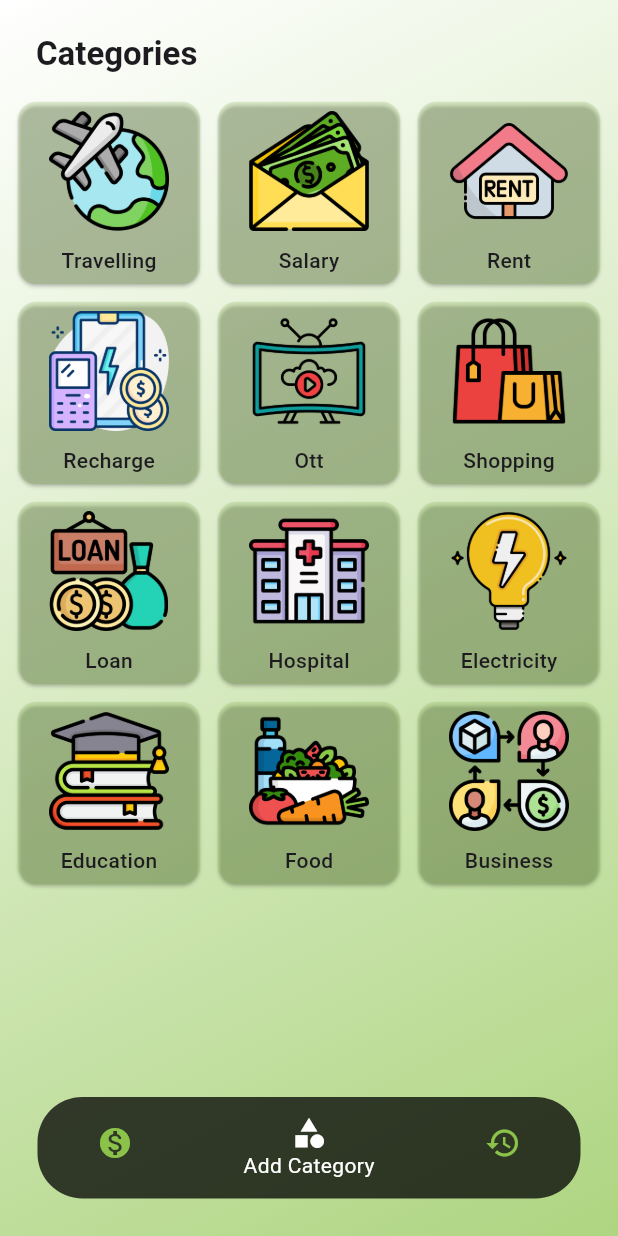
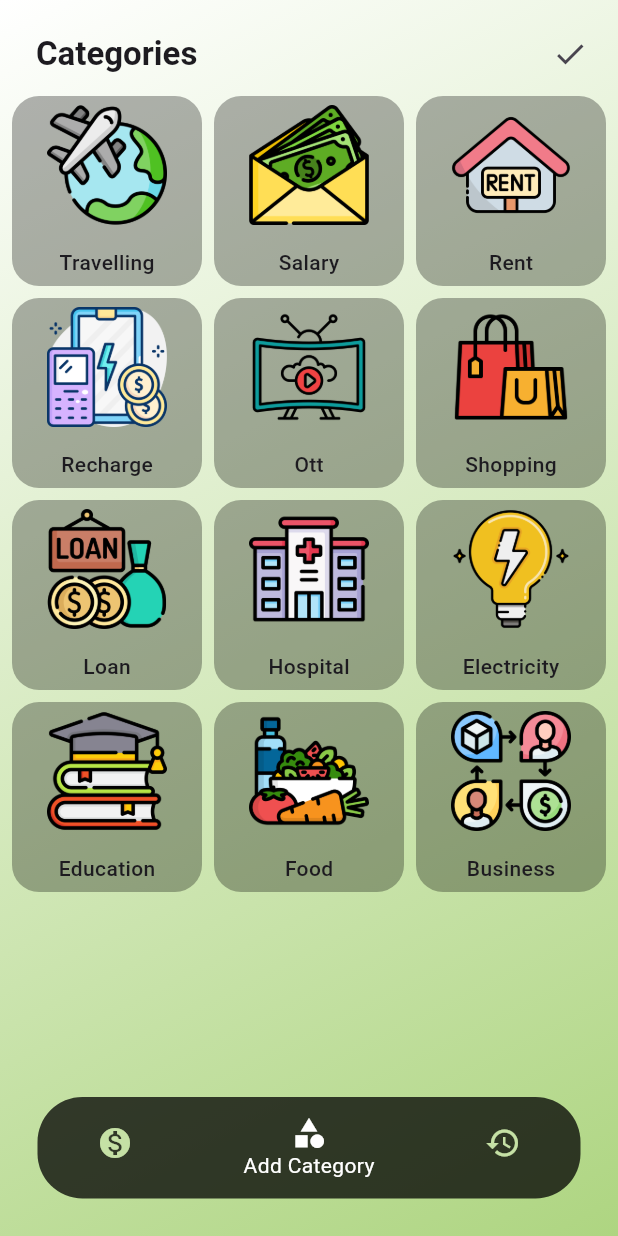
Before and after one commit to vrajGodhani24/budget-tracker, a Flutter app: the screen it shows after launch, on a phone screen of 412 x 824 dp. Run offline on Flutter 3.47's test engine with Material 3 defaults, Android fonts, the phone set to English and light mode, and no system bars; our stand-ins replace get, sqflite; accounts and stored records are empty.

Commit message:
22/02/24 First Upoad

```diff
--- a/lib/main.dart
+++ b/lib/main.dart
@@ -1,4 +1,4 @@
-import 'package:expence_tracker/module/views/homepage/homepage.dart';
+import 'package:expence_tracker/module/views/homepage/screens/homepage.dart';
 import 'package:expence_tracker/module/views/splash/screens/splashscreen.dart';
 import 'package:flutter/material.dart';
 import 'package:get/get.dart';
--- /dev/null
+++ b/lib/module/helper/database_helper.dart
@@ -0,0 +1,27 @@
+import 'package:path/path.dart';
+import 'package:sqflite/sqflite.dart';
+
+class DBHelper {
+  DBHelper._();
+
+  static final DBHelper dbHelper = DBHelper._();
+
+  String tableName = "category";
+  Database? db;
+
+  initDB() async {
+    String path = await getDatabasesPath();
+    String databasePath = join(path, 'budget_tracker.db');
+
+    db = await openDatabase(
+      databasePath,
+      version: 1,
+      onCreate: (Database db, int version) async {
+        String sql =
+            "CREATE TABLE IF NOT EXISTS $tableName(catId INTEGER PRIMARY KEY AUTOINCREMENT, catName TEXT, catImg BLOB)";
+
+        await db.execute(sql);
+      },
+    );
+  }
+}
--- a/lib/module/utils/category.dart
+++ /dev/null
@@ -1,62 +0,0 @@
-List<Map<String, dynamic>> allCategory = [
-  {
-    'categoryId': 1,
-    'categoryName': 'Travelling',
-    'categoryImage': 'asset/icon/travelling.png',
-  },
-  {
-    'categoryId': 2,
-    'categoryName': 'Salary',
-    'categoryImage': 'asset/icon/salary.png',
-  },
-  {
-    'categoryId': 3,
-    'categoryName': 'Rent',
-    'categoryImage': 'asset/icon/rent.png',
-  },
-  {
-    'categoryId': 4,
-    'categoryName': 'Recharge',
-    'categoryImage': 'asset/icon/recharge.png',
-  },
-  {
-    'categoryId': 5,
-    'categoryName': 'Ott',
-    'categoryImage': 'asset/icon/ott.png',
-  },
-  {
-    'categoryId': 6,
-    'categoryName': 'Shopping',
-    'categoryImage': 'asset/icon/online-shopping.png',
-  },
-  {
-    'categoryId': 7,
-    'categoryName': 'Loan',
-    'categoryImage': 'asset/icon/loan.png',
-  },
-  {
-    'categoryId': 8,
-    'categoryName': 'Hospital',
-    'categoryImage': 'asset/icon/hospital.png',
-  },
-  {
-    'categoryId': 9,
-    'categoryName': 'Electricity',
-    'categoryImage': 'asset/icon/electrical-energy.png',
-  },
-  {
-    'categoryId': 10,
-    'categoryName': 'Education',
-    'categoryImage': 'asset/icon/education.png',
-  },
-  {
-    'categoryId': 11,
-    'categoryName': 'Food',
-    'categoryImage': 'asset/icon/diet.png',
-  },
-  {
-    'categoryId': 12,
-    'categoryName': 'Business',
-    'categoryImage': 'asset/icon/business-model.png',
-  },
-];
--- /dev/null
+++ b/lib/module/views/homepage/controller/homepage_controller.dart
@@ -0,0 +1,89 @@
+import 'package:get/get.dart';
+
+class HomePageController extends GetxController {
+  RxInt currentPage = 1.obs;
+
+  List<Map<String, dynamic>> allCategory = [
+    {
+      'categoryId': 1,
+      'categoryName': 'Travelling',
+      'categoryImage': 'asset/icon/travelling.png',
+      'isSelect': false,
+    },
+    {
+      'categoryId': 2,
+      'categoryName': 'Salary',
+      'categoryImage': 'asset/icon/salary.png',
+      'isSelect': false,
+    },
+    {
+      'categoryId': 3,
+      'categoryName': 'Rent',
+      'categoryImage': 'asset/icon/rent.png',
+      'isSelect': false,
+    },
+    {
+      'categoryId': 4,
+      'categoryName': 'Recharge',
+      'categoryImage': 'asset/icon/recharge.png',
+      'isSelect': false,
+    },
+    {
+      'categoryId': 5,
+      'categoryName': 'Ott',
+      'categoryImage': 'asset/icon/ott.png',
+      'isSelect': false,
+    },
+    {
+      'categoryId': 6,
+      'categoryName': 'Shopping',
+      'categoryImage': 'asset/icon/online-shopping.png',
+      'isSelect': false,
+    },
+    {
+      'categoryId': 7,
+      'categoryName': 'Loan',
+      'categoryImage': 'asset/icon/loan.png',
+      'isSelect': false,
+    },
+    {
+      'categoryId': 8,
+      'categoryName': 'Hospital',
+      'categoryImage': 'asset/icon/hospital.png',
+      'isSelect': false,
+    },
+    {
+      'categoryId': 9,
+      'categoryName': 'Electricity',
+      'categoryImage': 'asset/icon/electrical-energy.png',
+      'isSelect': false,
+    },
+    {
+      'categoryId': 10,
+      'categoryName': 'Education',
+      'categoryImage': 'asset/icon/education.png',
+      'isSelect': false,
+    },
+    {
+      'categoryId': 11,
+      'categoryName': 'Food',
+      'categoryImage': 'asset/icon/diet.png',
+      'isSelect': false,
+    },
+    {
+      'categoryId': 12,
+      'categoryName': 'Business',
+      'categoryImage': 'asset/icon/business-model.png',
+      'isSelect': false,
+    },
+  ];
+
+  void changePage(int val) {
+    currentPage.value = val;
+  }
+
+  void selectCategory(Map<String, dynamic> data) {
+    data['isSelect'] = !data['isSelect'];
+    update();
+  }
+}
--- a/lib/module/views/homepage/homepage.dart
+++ /dev/null
@@ -1,128 +0,0 @@
-import 'package:expence_tracker/module/utils/category.dart';
-import 'package:flutter/material.dart';
-
-class HomePage extends StatefulWidget {
-  const HomePage({super.key});
-
-  @override
-  State<HomePage> createState() => _HomePageState();
-}
-
-class _HomePageState extends State<HomePage> {
-  int currentIndex = 1;
-
-  @override
-  Widget build(BuildContext context) {
-    return Scaffold(
-      body: Container(
-        height: double.infinity,
-        width: double.infinity,
-        alignment: Alignment.center,
-        decoration: BoxDecoration(
-          gradient: LinearGradient(
-            begin: Alignment.topLeft,
-            end: Alignment.bottomRight,
-            colors: [
-              Colors.white,
-              Colors.lightGreen.shade300,
-            ],
-          ),
-        ),
-        child: Column(
-          children: [
-            Expanded(
-              flex: 6,
-              child: Padding(
-                padding: const EdgeInsets.all(8.0),
-                child: CustomScrollView(
-                  slivers: [
-                    const SliverAppBar(
-                      title: Text(
-                        "Categories",
-                        style: TextStyle(fontWeight: FontWeight.bold),
-                      ),
-                      backgroundColor: Colors.transparent,
-                    ),
-                    SliverGrid(
-                      delegate: SliverChildBuilderDelegate(
-                        childCount: allCategory.length,
-                        (context, index) => Card(
-                          color: Colors.lightGreen.withOpacity(0.2),
-                          child: Container(
-                            padding: const EdgeInsets.all(6),
-                            decoration: BoxDecoration(
-                              borderRadius: BorderRadius.circular(18),
-                            ),
-                            child: Column(
-                              mainAxisAlignment: MainAxisAlignment.spaceBetween,
-                              children: [
-                                Image.asset(
-                                  allCategory[index]['categoryImage'],
-                                  height: 80,
-                                ),
-                                Text(
-                                  "${allCategory[index]['categoryName']}",
-                                  style: const TextStyle(
-                                    fontWeight: FontWeight.w500,
-                                  ),
-                                ),
-                              ],
-                            ),
-                          ),
-                        ),
-                      ),
-                      gridDelegate:
-                          const SliverGridDelegateWithFixedCrossAxisCount(
-                        crossAxisCount: 3,
-                        crossAxisSpacing: 4,
-                        mainAxisSpacing: 4,
-                      ),
-                    )
-                  ],
-                ),
-              ),
-            ),
-            Expanded(
-              child: Container(
-                margin: const EdgeInsets.all(25),
-                decoration: BoxDecoration(
-                  borderRadius: BorderRadius.circular(30),
-                  color: Colors.black.withOpacity(0.75),
-                ),
-                child: BottomNavigationBar(
-                  currentIndex: currentIndex,
-                  onTap: (val) {
-                    setState(() {
-                      currentIndex = val;
-                    });
-                  },
-                  elevation: 0,
-                  type: BottomNavigationBarType.shifting,
-                  selectedItemColor: Colors.white,
-                  unselectedItemColor: Colors.lightGreen,
-                  items: const [
-                    BottomNavigationBarItem(
-                      icon: Icon(Icons.monetization_on),
-                      label: 'Add Budget',
-                      backgroundColor: Colors.transparent,
-                    ),
-                    BottomNavigationBarItem(
-                      icon: Icon(Icons.category),
-                      label: 'Add Category',
-                      backgroundColor: Colors.transparent,
-                    ),
-                    BottomNavigationBarItem(
-                      icon: Icon(Icons.history),
-                      label: 'Budget History',
-                      backgroundColor: Colors.transparent,
-                    ),
-                  ],
-                ),
-              ),
-            ),
-          ],
-        ),
-      ),
-    );
-  }
-}
--- /dev/null
+++ b/lib/module/views/homepage/screens/homepage.dart
@@ -0,0 +1,146 @@
+import 'package:expence_tracker/module/helper/database_helper.dart';
+import 'package:expence_tracker/module/views/homepage/controller/homepage_controller.dart';
+import 'package:flutter/material.dart';
+import 'package:get/get.dart';
+
+class HomePage extends StatelessWidget {
+  const HomePage({super.key});
+
+  @override
+  Widget build(BuildContext context) {
+    HomePageController homePageController = Get.put(HomePageController());
+
+    return Scaffold(
+      body: Container(
+        height: double.infinity,
+        width: double.infinity,
+        alignment: Alignment.center,
+        decoration: BoxDecoration(
+          gradient: LinearGradient(
+            begin: Alignment.topLeft,
+            end: Alignment.bottomRight,
+            colors: [
+              Colors.white,
+              Colors.lightGreen.shade300,
+            ],
+          ),
+        ),
+        child: Column(
+          children: [
+            Expanded(
+              flex: 6,
+              child: Padding(
+                padding: const EdgeInsets.all(8.0),
+                child: CustomScrollView(
+                  slivers: [
+                    SliverAppBar(
+                      title: const Text(
+                        "Categories",
+                        style: TextStyle(fontWeight: FontWeight.bold),
+                      ),
+                      actions: [
+                        IconButton(
+                          onPressed: () {},
+                          icon: const Icon(Icons.done),
+                        ),
+                      ],
+                      backgroundColor: Colors.transparent,
+                    ),
+                    GetBuilder<HomePageController>(builder: (controller) {
+                      return SliverGrid(
+                        delegate: SliverChildBuilderDelegate(
+                          childCount: homePageController.allCategory.length,
+                          (context, index) => GestureDetector(
+                            onTap: () {
+                              homePageController.selectCategory(
+                                  homePageController.allCategory[index]);
+                            },
+                            child: Container(
+                              padding: const EdgeInsets.all(6),
+                              decoration: BoxDecoration(
+                                color: Colors.black.withOpacity(0.3),
+                                borderRadius: BorderRadius.circular(18),
+                                border: (homePageController.allCategory[index]
+                                        ['isSelect'])
+                                    ? Border.all(
+                                        color: Colors.black,
+                                        width: 2,
+                                      )
+                                    : null,
+                              ),
+                              child: Column(
+                                mainAxisAlignment:
+                                    MainAxisAlignment.spaceBetween,
+                                children: [
+                                  Image.asset(
+                                    homePageController.allCategory[index]
+                                        ['categoryImage'],
+                                    height: 80,
+                                  ),
+                                  Text(
+                                    "${homePageController.allCategory[index]['categoryName']}",
+                                    style: const TextStyle(
+                                      fontWeight: FontWeight.w500,
+                                    ),
+                                  ),
+                                ],
+                              ),
+                            ),
+                          ),
+                        ),
+                        gridDelegate:
+                            const SliverGridDelegateWithFixedCrossAxisCount(
+                          crossAxisCount: 3,
+                          crossAxisSpacing: 8,
+                          mainAxisSpacing: 8,
+                        ),
+                      );
+                    })
+                  ],
+                ),
+              ),
+            ),
+            Expanded(
+              child: Container(
+                margin: const EdgeInsets.all(25),
+                decoration: BoxDecoration(
+                  borderRadius: BorderRadius.circular(30),
+                  color: Colors.black.withOpacity(0.75),
+                ),
+                child: Obx(
+                  () => BottomNavigationBar(
+                    currentIndex: homePageController.currentPage.value,
+                    onTap: (val) {
+                      homePageController.changePage(val);
+                    },
+                    elevation: 0,
+                    type: BottomNavigationBarType.shifting,
+                    selectedItemColor: Colors.white,
+                    unselectedItemColor: Colors.lightGreen.shade200,
+                    items: const [
+                      BottomNavigationBarItem(
+                        icon: Icon(Icons.monetization_on),
+                        label: 'Add Budget',
+                        backgroundColor: Colors.transparent,
+                      ),
+                      BottomNavigationBarItem(
+                        icon: Icon(Icons.category),
+                        label: 'Add Category',
+                        backgroundColor: Colors.transparent,
+                      ),
+                      BottomNavigationBarItem(
+                        icon: Icon(Icons.history),
+                        label: 'Budget History',
+                        backgroundColor: Colors.transparent,
+                      ),
+                    ],
+                  ),
+                ),
+              ),
+            ),
+          ],
+        ),
+      ),
+    );
+  }
+}
--- a/lib/module/views/splash/controller/splash_controller.dart
+++ b/lib/module/views/splash/controller/splash_controller.dart
@@ -1,11 +1,13 @@
 import 'dart:async';
 
+import 'package:expence_tracker/module/helper/database_helper.dart';
 import 'package:get/get.dart';
 
 class SplashController extends GetxController {
   @override
   void onInit() {
     super.onInit();
+    DBHelper.dbHelper.initDB();
     Timer(
       const Duration(seconds: 2),
       () => Get.offAllNamed('/'),
--- a/pubspec.yaml
+++ b/pubspec.yaml
@@ -36,6 +36,8 @@ dependencies:
   # Use with the CupertinoIcons class for iOS style icons.
   cupertino_icons: ^1.0.2
   get:
+  path:
+  sqflite:
 
 dev_dependencies:
   flutter_test:
```
Also changed, not shown: pubspec.lock, 1 other file.
